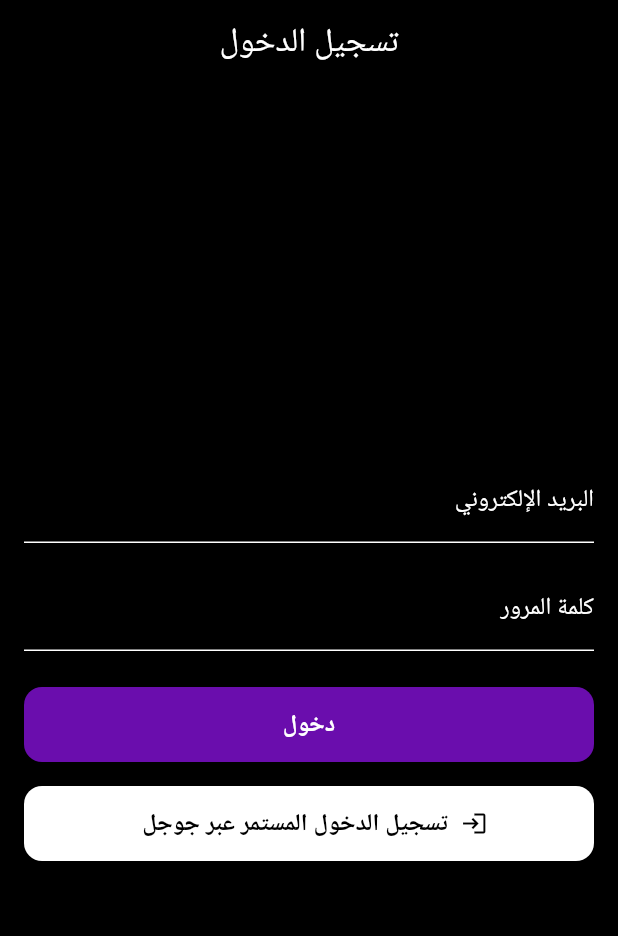
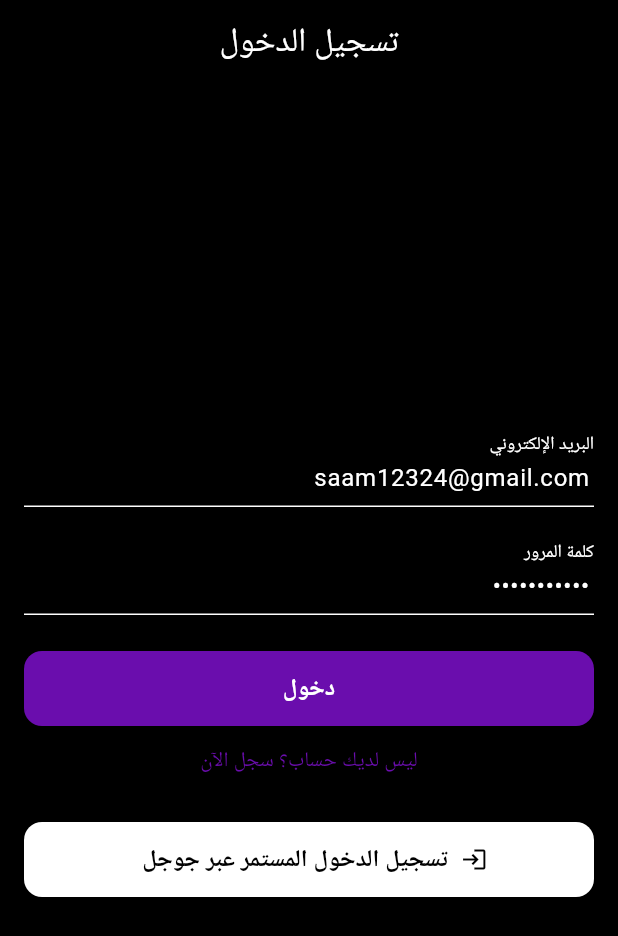
Before and after one commit to trkiorbit/Hikayati.com, a Flutter app: the screen it shows after launch, on a phone screen of 412 x 824 dp. Shown: the top 936 px of the screen. Run offline on Flutter 3.47's test engine with Material 3 defaults, Android fonts, the phone set to English and light mode, and no system bars; our stand-ins replace audioplayers, flutter_dotenv, flutter_riverpod, go_router, google_generative_ai, google_sign_in and 1 more; accounts and stored records are empty; Roboto replaces fonts that are missing (Cairo).

Commit message:
Stable UI - Before implementing Auth methods

```diff
--- a/lib/core/utils/app_router.dart
+++ b/lib/core/utils/app_router.dart
@@ -1,19 +1,14 @@
-import 'package:flutter/material.dart';
 import 'package:go_router/go_router.dart';
-import '../../presentation/screens/home_screen.dart';
-import '../../presentation/screens/story_creation_screen.dart';
-import '../../presentation/screens/cinema_screen.dart';
-import '../../presentation/screens/private_library_screen.dart';
-import '../../presentation/screens/store_screen.dart';
+import 'package:hikayati/features/home/screens/home_screen.dart';
+import 'package:hikayati/features/story_engine/screens/story_creation_screen.dart';
+import 'package:hikayati/features/story_engine/screens/cinema_screen.dart';
+import 'package:hikayati/features/library/screens/private_library_screen.dart';
 
 class AppRouter {
   static final GoRouter router = GoRouter(
     initialLocation: '/',
     routes: [
-      GoRoute(
-        path: '/',
-        builder: (context, state) => const HomeScreen(),
-      ),
+      GoRoute(path: '/', builder: (context, state) => const HomeScreen()),
       GoRoute(
         path: '/create-story',
         builder: (context, state) => const StoryCreationScreen(),
@@ -26,10 +21,11 @@ class AppRouter {
         path: '/private-library',
         builder: (context, state) => const PrivateLibraryScreen(),
       ),
-      GoRoute(
-        path: '/store',
-        builder: (context, state) => const StoreScreen(),
-      ),
+      // تم التعليق مؤقتاً لتجنب الخطأ حتى يتم إنشاء ملف المتجر في المسار الجديد
+      // GoRoute(
+      //   path: '/store',
+      //   builder: (context, state) => const StoreScreen(),
+      // ),
     ],
   );
 }
--- a/lib/features/auth/screens/login_screen.dart
+++ b/lib/features/auth/screens/login_screen.dart
@@ -10,24 +10,37 @@ class LoginScreen extends StatefulWidget {
 }
 
 class _LoginScreenState extends State<LoginScreen> {
-  final _emailController = TextEditingController();
-  final _passwordController = TextEditingController();
+  final _emailController = TextEditingController(text: 'saam12324@gmail.com');
+  final _passwordController = TextEditingController(text: 'Z232345qaz@');
   final _authService = AuthService();
   bool _isLoading = false;
+  bool _isLogin = true; // للتبديل بين تسجيل الدخول وإنشاء الحساب
 
-  void _login() async {
+  void _submit() async {
     setState(() => _isLoading = true);
     try {
-      await _authService.signInWithEmail(
-        _emailController.text,
-        _passwordController.text,
-      );
+      if (_isLogin) {
+        await _authService.signInEmail(
+          _emailController.text.trim(),
+          _passwordController.text.trim(),
+        );
+      } else {
+        await _authService.signUpEmail(
+          _emailController.text.trim(),
+          _passwordController.text.trim(),
+        );
+        if (mounted) {
+          ScaffoldMessenger.of(context).showSnackBar(
+            const SnackBar(content: Text('تم إنشاء الحساب بنجاح!')),
+          );
+        }
+      }
       if (mounted) context.go('/');
     } catch (e) {
       if (mounted) {
-        ScaffoldMessenger.of(context).showSnackBar(
-          SnackBar(content: Text('Error: $e')),
-        );
+        ScaffoldMessenger.of(
+          context,
+        ).showSnackBar(SnackBar(content: Text('حدث خطأ: $e')));
       }
     } finally {
       if (mounted) setState(() => _isLoading = false);
@@ -42,7 +55,9 @@ class _LoginScreenState extends State<LoginScreen> {
     } catch (e) {
       if (mounted) {
         ScaffoldMessenger.of(context).showSnackBar(
-          SnackBar(content: Text('Error Setup Required for Google Sign-in: $e')),
+          SnackBar(
+            content: Text('Error Setup Required for Google Sign-in: $e'),
+          ),
         );
       }
     } finally {
@@ -53,7 +68,9 @@ class _LoginScreenState extends State<LoginScreen> {
   @override
   Widget build(BuildContext context) {
     return Scaffold(
-      appBar: AppBar(title: const Text('تسجيل الدخول')),
+      appBar: AppBar(
+        title: Text(_isLogin ? 'تسجيل الدخول' : 'إنشاء حساب جديد'),
+      ),
       body: Padding(
         padding: const EdgeInsets.all(16.0),
         child: Column(
@@ -76,9 +93,19 @@ class _LoginScreenState extends State<LoginScreen> {
                 : Column(
                     children: [
                       ElevatedButton(
-                        onPressed: _login,
-                        child: const Text('دخول'),
-                        style: ElevatedButton.styleFrom(minimumSize: const Size(double.infinity, 50)),
+                        style: ElevatedButton.styleFrom(
+                          minimumSize: const Size(double.infinity, 50),
+                        ),
+                        onPressed: _submit,
+                        child: Text(_isLogin ? 'دخول' : 'تسجيل حساب'),
+                      ),
+                      TextButton(
+                        onPressed: () => setState(() => _isLogin = !_isLogin),
+                        child: Text(
+                          _isLogin
+                              ? 'ليس لديك حساب؟ سجل الآن'
+                              : 'لديك حساب بالفعل؟ سجل دخولك',
+                        ),
                       ),
                       const SizedBox(height: 16),
                       ElevatedButton.icon(
--- a/lib/features/library/screens/public_library_screen.dart
+++ b/lib/features/library/screens/public_library_screen.dart
@@ -1,5 +1,4 @@
 import 'package:flutter/material.dart';
-import 'package:go_router/go_router.dart';
 import 'package:hikayati/core/network/supabase_service.dart';
 import 'package:hikayati/core/theme/app_colors.dart';
 
--- a/lib/features/story_engine/screens/story_creation_screen.dart
+++ b/lib/features/story_engine/screens/story_creation_screen.dart
@@ -1,7 +1,6 @@
 import 'package:flutter/material.dart';
 import 'package:go_router/go_router.dart';
 import 'package:hikayati/core/theme/app_colors.dart';
-import 'package:hikayati/features/story_engine/services/story_generation_service.dart';
 
 class StoryCreationScreen extends StatefulWidget {
   const StoryCreationScreen({super.key});
```
Also changed, not shown: lib/features/home/screens/home_screen.dart (+18 -6 lines), lib/features/story_engine/services/story_generation_service.dart (+4 -3 lines), 2 other files.
